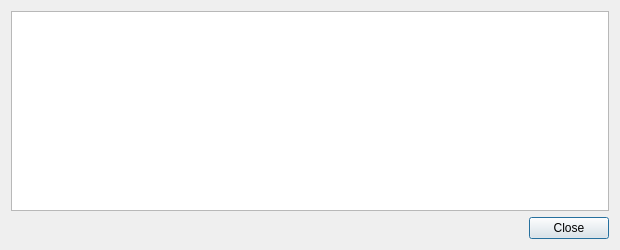
Qt form src/qt/forms/transactiondescdialog.ui (BRHN-11/cre-r1) before a commit.
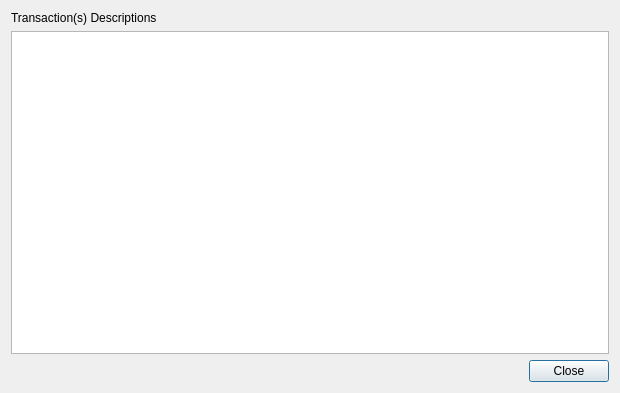
The same form after that commit.

What changed in the file:
```diff
--- a/src/qt/forms/transactiondescdialog.ui
+++ b/src/qt/forms/transactiondescdialog.ui
@@ -7,13 +7,20 @@
     <x>0</x>
     <y>0</y>
     <width>620</width>
-    <height>250</height>
+    <height>393</height>
    </rect>
   </property>
   <property name="windowTitle">
    <string>Transaction details</string>
   </property>
   <layout class="QVBoxLayout" name="verticalLayout">
+   <item>
+    <widget class="QLabel" name="label">
+     <property name="text">
+      <string>Transaction(s) Descriptions</string>
+     </property>
+    </widget>
+   </item>
    <item>
     <widget class="QTextEdit" name="detailText">
      <property name="toolTip">
```
